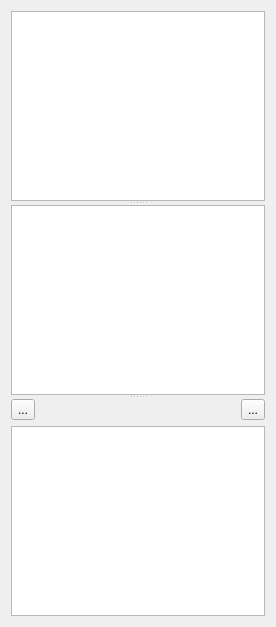
First picture: the form in spinetoolbox/ui/jump_properties.ui, repository spine-tools/Spine-Toolbox, before the edit.
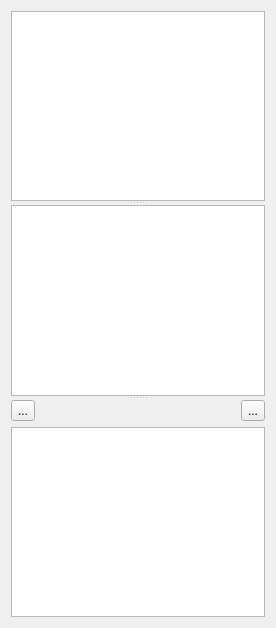
Second picture: the form after the edit. Icons and pictures are not drawn. Custom widgets are drawn as their Qt base class.

Commit message: Remove boiler plate code to open item directory

```diff
--- a/spinetoolbox/ui/jump_properties.ui
+++ b/spinetoolbox/ui/jump_properties.ui
@@ -19,7 +19,7 @@
     <x>0</x>
     <y>0</y>
     <width>276</width>
-    <height>627</height>
+    <height>628</height>
    </rect>
   </property>
   <property name="windowTitle">
```
Left out of the diff: 12 changed lines with no effect on the pictures. The commit also changes 1 other file.
